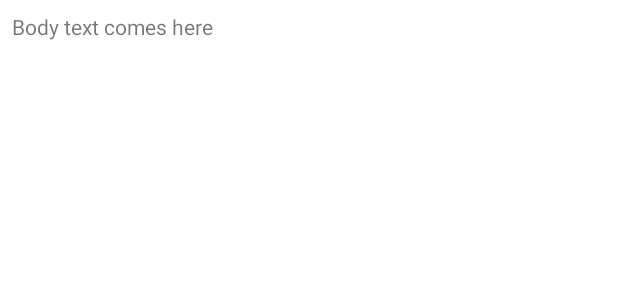
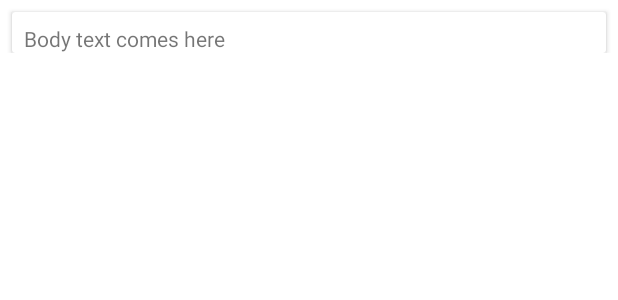
Before and after one commit to burhanuday/Confessions-App-with-Firebase-and-Pagination, an Android app: the layout row_post.xml on its own in the app's theme, with its tools: preview values and no code run, on a phone screen of 412 x 824 dp. Shown: the top 300 px of the screen. Run offline under Robolectric (Android 15) with nearby library versions, the phone set to English and light mode, and no system bars.

```diff
--- a/app/src/main/res/layout/item_progress.xml
+++ b/app/src/main/res/layout/item_progress.xml
@@ -1,7 +1,7 @@
 <?xml version="1.0" encoding="utf-8"?>
 <FrameLayout xmlns:android="http://schemas.android.com/apk/res/android"
              android:layout_width="match_parent"
-             android:layout_height="?attr/actionBarSize">
+             android:layout_height="wrap_content">
 
     <ProgressBar
             android:id="@+id/loadmore_progress"
--- a/app/src/main/res/layout/row_post.xml
+++ b/app/src/main/res/layout/row_post.xml
@@ -1,17 +1,32 @@
 <?xml version="1.0" encoding="utf-8"?>
 <androidx.constraintlayout.widget.ConstraintLayout xmlns:android="http://schemas.android.com/apk/res/android"
                                                    xmlns:app="http://schemas.android.com/apk/res-auto"
+                                                   xmlns:tools="http://schemas.android.com/tools"
                                                    android:orientation="vertical"
                                                    android:layout_width="match_parent"
                                                    android:layout_height="wrap_content">
 
-    <TextView
-            android:text="Body text comes here"
-            android:layout_width="wrap_content"
+    <androidx.cardview.widget.CardView
+            android:layout_width="match_parent"
             android:layout_height="wrap_content"
-            android:id="@+id/tv_body"
             app:layout_constraintStart_toStartOf="parent"
             android:layout_marginStart="8dp"
+            android:layout_marginEnd="8dp"
+            app:layout_constraintEnd_toEndOf="parent"
             android:layout_marginTop="8dp"
-            app:layout_constraintTop_toTopOf="parent"/>
+            app:layout_constraintTop_toTopOf="parent">
+
+        <TextView
+                android:text="Body text comes here"
+                android:layout_width="wrap_content"
+                android:layout_height="wrap_content"
+                android:id="@+id/tv_body"
+                app:layout_constraintStart_toStartOf="parent"
+                android:layout_marginStart="8dp"
+                android:layout_marginTop="8dp"
+                app:layout_constraintTop_toTopOf="parent"/>
+
+    </androidx.cardview.widget.CardView>
+
+
 </androidx.constraintlayout.widget.ConstraintLayout>
```
Also changed, not shown: app/src/main/java/com/burhanuday/confessionsapp/MainActivity.kt (+31 -9 lines), app/src/main/java/com/burhanuday/confessionsapp/Utility/RecyclerPaginatedAdapter.kt (+8 -5 lines).
